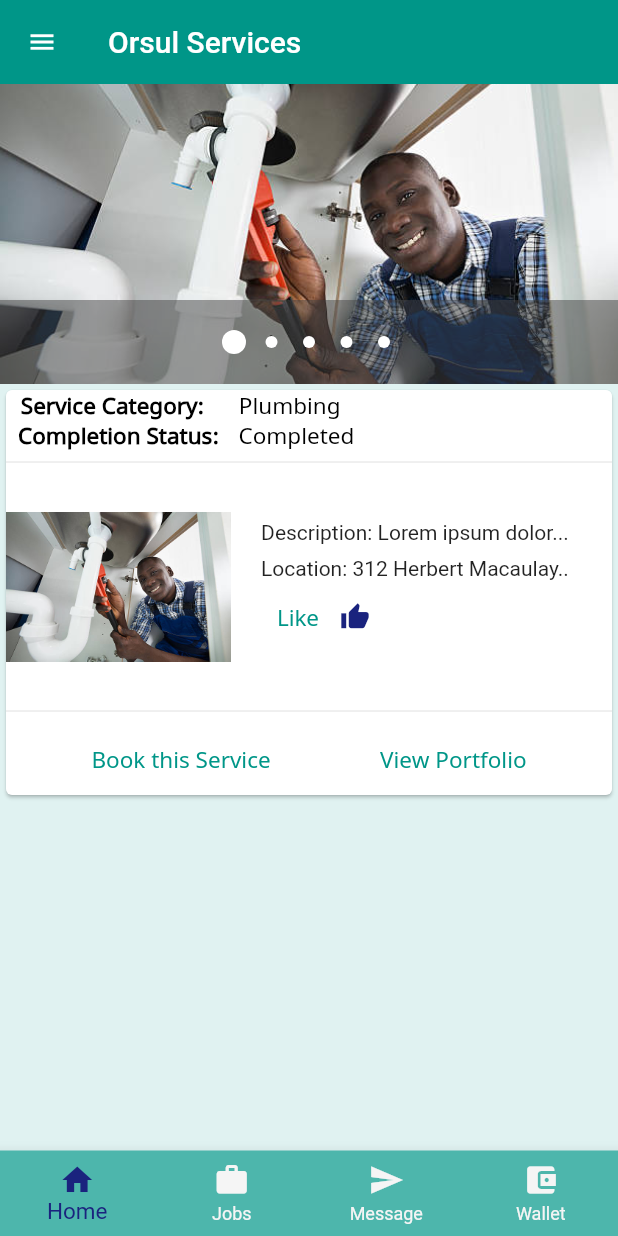
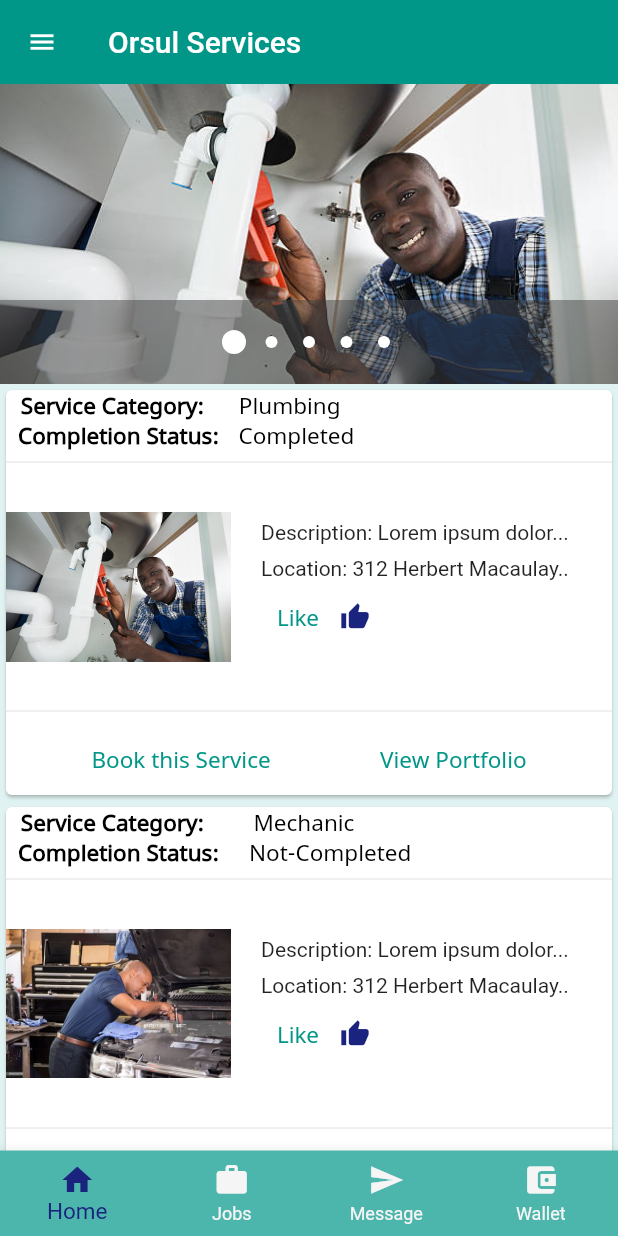
Before and after one commit to Extreme19/mobile_dev, a Flutter app: the screen it shows after launch, after a tap on "Demo", on a phone screen of 412 x 824 dp. Run offline on Flutter 3.47's test engine with Material 2 defaults, Android fonts, the phone set to English and light mode, and no system bars; drawn by our look-alikes of carousel_pro; our stand-ins replace firebase_auth; missing offline and left inert: flappy_search_bar, search_widget; accounts and stored records are empty.

Commit message:
Final version of the MVP

```diff
--- a/lib/Pages/home.dart
+++ b/lib/Pages/home.dart
@@ -69,7 +69,7 @@ class _HomeState extends State<Home> {
           InkWell(
             child: ListTile(
               title: Text('Edit Profile'),
-              leading: Icon(Icons.edit),
+              leading: Icon(Icons.edit,color: Colors.indigo[900],),
               onTap: () {
                 Navigator.of(context).pop();
                 Navigator.of(context).push(MaterialPageRoute(
@@ -80,7 +80,7 @@ class _HomeState extends State<Home> {
           InkWell(
             child: ListTile(
               title: Text('History'),
-              leading: Icon(Icons.history),
+              leading: Icon(Icons.history,color: Colors.indigo[900],),
               onTap: () => //temporary route
                   Navigator.of(context).push(MaterialPageRoute(
                       builder: (BuildContext context) => History())),
@@ -89,16 +89,25 @@ class _HomeState extends State<Home> {
           InkWell(
             child: ListTile(
               title: Text('Service Orders'),
-              leading: Icon(Icons.art_track),
+              leading: Icon(Icons.art_track,color: Colors.indigo[900],),),
               onTap: () => //temporary route
                   Navigator.of(context).push(MaterialPageRoute(
                       builder: (BuildContext context) => Order())),
+            ),
+
+          InkWell(
+            child: ListTile(
+              title: Text('Off-Orsul Services'),
+              leading: Icon(Icons.contact_phone,color: Colors.indigo[900],),
+              onTap: () =>{} //temporary route
+                  // Navigator.of(context).push(MaterialPageRoute(
+                  //     builder: (BuildContext context) => Order())),
             ),
           ),
           InkWell(
             child: ListTile(
               title: Text('Settings'),
-              leading: Icon(Icons.settings),
+              leading: Icon(Icons.settings,color: Colors.indigo[900],size: 25,),
               onTap: () {
                 Navigator.of(context).pop();
                 Navigator.of(context).push(MaterialPageRoute(
@@ -109,7 +118,7 @@ class _HomeState extends State<Home> {
           InkWell(
             child: ListTile(
               title: Text('Logout'),
-              leading: Icon(Icons.exit_to_app),
+              leading: Icon(Icons.exit_to_app,color: Colors.indigo[900],),
               onTap: () {
                 //Dialogbox on logout
                 showDialog(
--- a/lib/Setup/welcome.dart
+++ b/lib/Setup/welcome.dart
@@ -19,15 +19,18 @@ class _WelcomePageState extends State<WelcomePage> {
         crossAxisAlignment: CrossAxisAlignment.stretch,
         children: <Widget>[
           RaisedButton(
-            child: Text('Sign in'),
+            color: Colors.teal[400],
+            child: Text('Sign In', style: Theme.of(context).textTheme.headline6.copyWith(color:Colors.white)),
             onPressed: navigateToSignIn,
             ),
           RaisedButton(
-          child: Text('Sign Up'),
+            color: Colors.teal[400],
+          child: Text('Sign Up', style: Theme.of(context).textTheme.headline6.copyWith(color:Colors.white)),
           onPressed: navigateToSignUp,
           ),
           RaisedButton(
-          child: Text('Demo'),
+            color: Colors.teal[400],
+          child: Text('Demo', style: Theme.of(context).textTheme.headline6.copyWith(color:Colors.white),),
           onPressed: () =>Navigator.push(context, MaterialPageRoute(builder: (context) => Home())),
           )
         ]
--- a/lib/Tabs/homeTab.dart
+++ b/lib/Tabs/homeTab.dart
@@ -139,29 +139,119 @@ class _HomeTabState extends State<HomeTab> {
                   ],
                 ),
 
-                //Open dispute (inactive if status not completed)
-                // Row(
-                //   children: <Widget>[
-                //     Expanded(
-                //       child: Column(
-                //         crossAxisAlignment: CrossAxisAlignment.stretch,
-                //         children: <Widget>[
-                //           MaterialButton(
-                //             enableFeedback: true,
-                //             splashColor: Colors.yellow[50],
-                //             onPressed: (){}, child: Text('Open dispute',
-                //           style: Theme.of(context).textTheme.headline6.copyWith(color: Colors.white,fontSize: 15.0),
-                //           ), color: Colors.teal[400],disabledColor: Colors.grey,)
-                //         ],
-                //       ),
-                //     ),
-                //   ],
-                // ),
               ]
             ),
           ),
+            //////
             ///
+            ///
+            Card(
+            borderOnForeground: true,
+            child: Column(
+              children: [
+                //Service status (completed or pending)
+                Row(
 
+                  children: <Widget>[
+                    Column(
+                      children:[
+                        Text('Service Category:',style: Theme.of(context).textTheme.headline6.copyWith(color: Colors.black,fontSize: 15.0,fontWeight: FontWeight.bold),),
+                        Padding(
+                          padding: const EdgeInsets.only(left:8.0),
+                          child: Text('Completion Status:',style: Theme.of(context).textTheme.headline6.copyWith(color: Colors.black,fontSize: 15.0,fontWeight: FontWeight.bold),),
+                        )
+                      ]
+                    ),
+                    SizedBox(width: 10.0,),
+                    Column(
+                      children:[
+                        Padding(
+                          padding: const EdgeInsets.only(right:25.0),
+                          child: Text('Mechanic',style: Theme.of(context).textTheme.headline6.copyWith(color: Colors.black,fontSize: 15.0),),
+                        ),
+                        Padding(
+                          padding: const EdgeInsets.only(left:10),
+                          child: Text('Not-Completed',style: Theme.of(context).textTheme.headline6.copyWith(color: Colors.black,fontSize: 15.0),),
+                        )
+                      ]
+                    )
+                  ],
+                ),
+                Divider(),
+                //Requested Service
+                Row(
+                  children: [
+                    //Image space and upload image button
+                    Column(
+                      mainAxisAlignment: MainAxisAlignment.start,
+                      children:[
+                        Stack(
+                          //fit: StackFit.passthrough,
+                          children: <Widget>[
+                            //Image
+                            SizedBox(
+                              width: 150,
+                              height: 150,
+                              //uploaded picture or avatar if no pic uploaded from device
+                              child: hasImage1? Image.asset('assets/images/c3.jpg'): Icon(Icons.insert_photo,size: 100,),
+                            ),
+
+                          ],
+                      )
+                      ]
+                    ),
+                    SizedBox(width:20),
+                    //service description and location
+                    Column(
+                      mainAxisAlignment: MainAxisAlignment.start,
+                      children:[
+                        Text('Description: Lorem ipsum dolor...',
+                        softWrap: true,
+                        overflow: TextOverflow.fade,),
+                        SizedBox(height: 8,),
+                        Text('Location: 312 Herbert Macaulay..'),
+                        //Upload Picture
+                        Padding(
+                          padding: const EdgeInsets.only(right:108.0),
+                          child: Row(
+                            children: <Widget>[
+                              Text('Like',
+                              style: Theme.of(context).textTheme.headline6.copyWith(color: Colors.teal,fontSize: 15.0),),
+                              IconButton(
+                                icon: Icon(Icons.thumb_up),
+                                      onPressed: (){
+                                        //upload image method
+
+                                        //set state of uploaded image
+                                        setState(() {
+                                          hasImage1=true;
+                                        });
+                                      },
+                                      ),
+                            ],
+                          ),
+                        ),
+
+                      ],
+
+                    )
+                  ]
+                ),
+                Divider(),
+                //Rate/Review and verify service provided
+                Row(
+                  mainAxisAlignment: MainAxisAlignment.spaceEvenly,
+                  children: <Widget>[
+                    //Rate
+                    FlatButton(onPressed: (){}, child: Text('Book this Service', style: Theme.of(context).textTheme.headline6.copyWith(color: Colors.teal,fontSize: 15.0),), ),
+                    //Review
+                    FlatButton(onPressed: (){}, child: Text('View Portfolio',style: Theme.of(context).textTheme.headline6.copyWith(color: Colors.teal,fontSize: 15.0),))
+                  ],
+                ),
+
+              ]
+            ),
+          ),
           ]
         ),
       );
--- a/lib/models/theme.dart
+++ b/lib/models/theme.dart
@@ -62,5 +62,6 @@ ThemeData orsulTheme(){
     //   elevation: 0.0,
     // ),
 
+
   );
 }
```
